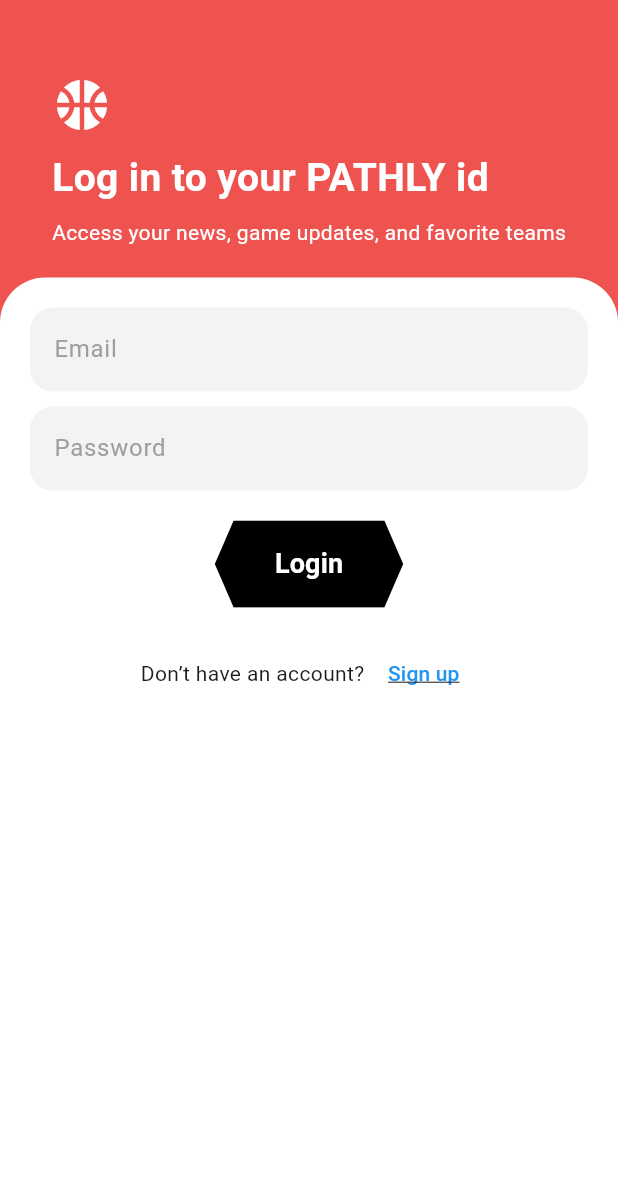
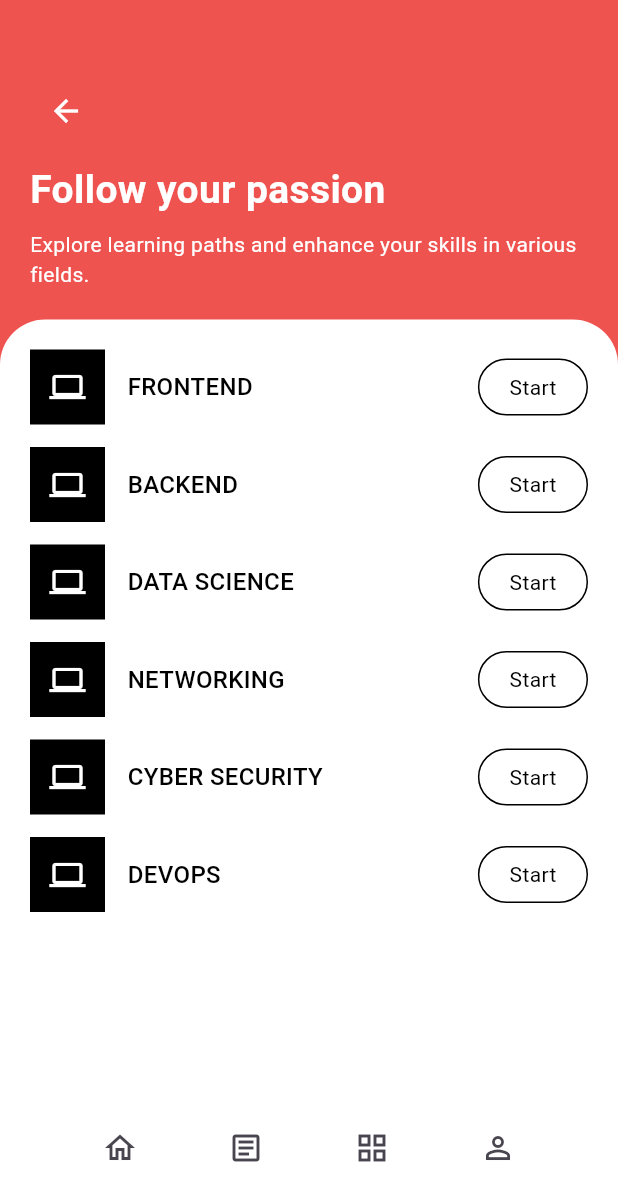
Before and after one commit to TA-rathnayaka/pathly, a Flutter app: the LoginScreen screen opened by its route, after a tap on "Login", on a phone screen of 412 x 824 dp. Shown: the top 1201 px of the screen. Run offline on Flutter 3.47's test engine with Material 3 defaults, Android fonts, the phone set to English and light mode, and no system bars.

Commit message:
first commit

```diff
--- a/lib/main.dart
+++ b/lib/main.dart
@@ -1,7 +1,9 @@
 import 'package:flutter/material.dart';
+import 'package:pathly/screens/frontend_rodamap_page.dart';
 import 'package:pathly/screens/login_screen.dart';
 import 'package:pathly/screens/signup_screen.dart';
 import 'package:pathly/screens/startup_screen.dart';
+import 'package:pathly/screens/tech_paths_screen.dart';
 
 void main() {
   runApp(PathlyApp());
@@ -16,6 +18,8 @@ class PathlyApp extends StatelessWidget {
         StartupScreen.id: (context) => StartupScreen(),
         LoginScreen.id: (context) => LoginScreen(),
         SignUpScreen.id: (context) => SignUpScreen(),
+        TechPathsScreen.id: (context) => TechPathsScreen(),
+        FrontendRoadmapPage.id: (context) => FrontendRoadmapPage(),
       },
     );
   }
--- a/lib/screens/login_screen.dart
+++ b/lib/screens/login_screen.dart
@@ -1,7 +1,7 @@
 import 'package:flutter/material.dart';
+import 'package:pathly/components/hexagon_button.dart';
 import 'package:pathly/constants/constants.dart';
-import 'package:pathly/components/hexagon_button.dart';
-
+import 'package:pathly/screens/tech_paths_screen.dart';
 
 class LoginScreen extends StatelessWidget {
   static final String id = '/login_screen';
@@ -17,7 +17,8 @@ class LoginScreen extends StatelessWidget {
             child: Column(
               crossAxisAlignment: CrossAxisAlignment.start,
               children: [
-                Icon(Icons.sports_basketball, color: Colors.white, size: 40), // Logo/Icon
+                Icon(Icons.sports_basketball,
+                    color: Colors.white, size: 40), // Logo/Icon
                 SizedBox(height: 10),
                 Text(
                   'Log in to your PATHLY id',
@@ -53,15 +54,24 @@ class LoginScreen extends StatelessWidget {
                 child: Column(
                   children: [
                     TextField(
-                      decoration: kTextFieldDecoration.copyWith(hintText: "Email"),
+                      decoration:
+                          kTextFieldDecoration.copyWith(hintText: "Email"),
                     ),
                     SizedBox(height: 10),
                     TextField(
-                      decoration: kTextFieldDecoration.copyWith(hintText: "Password"),
+                      decoration:
+                          kTextFieldDecoration.copyWith(hintText: "Password"),
                       obscureText: true,
                     ),
                     SizedBox(height: 20),
-                    HexagonButton(onPressed: (){}, text: "Login", buttonColor: kTerTertiary, textStyle: kTertiaryButtonTextStyle,),
+                    HexagonButton(
+                      onPressed: () {
+                        Navigator.pushNamed(context, TechPathsScreen.id);
+                      },
+                      text: "Login",
+                      buttonColor: kTerTertiary,
+                      textStyle: kTertiaryButtonTextStyle,
+                    ),
                     SizedBox(height: 20),
                     Row(
                       mainAxisAlignment: MainAxisAlignment.center,
--- /dev/null
+++ b/lib/screens/tech_paths_screen.dart
@@ -0,0 +1,169 @@
+import 'package:flutter/material.dart';
+import 'package:pathly/screens/frontend_rodamap_page.dart';
+
+class TechPathsScreen extends StatelessWidget {
+  static final String id = '/tech_paths_screen';
+
+  final List<Map<String, dynamic>> techPaths = [
+    {'title': 'FRONTEND', 'route': FrontendRoadmapPage.id},
+    {
+      'title': 'BACKEND',
+      'route': '/backend_roadmap_page'
+    }, // Placeholder, add actual pages later
+    {'title': 'DATA SCIENCE', 'route': '/data_science_roadmap_page'},
+    {'title': 'NETWORKING', 'route': '/networking_roadmap_page'},
+    {'title': 'CYBER SECURITY', 'route': '/cyber_security_roadmap_page'},
+    {'title': 'DEVOPS', 'route': '/devops_roadmap_page'},
+  ];
+
+  @override
+  Widget build(BuildContext context) {
+    return Scaffold(
+      backgroundColor: Colors.red[400],
+      body: Column(
+        children: [
+          // Header section
+          Container(
+            padding: EdgeInsets.only(top: 50, left: 20, right: 20, bottom: 20),
+            child: Column(
+              crossAxisAlignment: CrossAxisAlignment.start,
+              children: [
+                IconButton(
+                  icon: Icon(Icons.arrow_back, color: Colors.white),
+                  onPressed: () => Navigator.pop(context),
+                ),
+                SizedBox(height: 10),
+                Text(
+                  'Follow your passion',
+                  style: TextStyle(
+                    fontSize: 26,
+                    color: Colors.white,
+                    fontWeight: FontWeight.bold,
+                  ),
+                ),
+                SizedBox(height: 8),
+                Text(
+                  'Explore learning paths and enhance your skills in various fields.',
+                  style: TextStyle(
+                    fontSize: 14,
+                    color: Colors.white,
+                  ),
+                ),
+              ],
+            ),
+          ),
+          // Tech paths list section
+          Expanded(
+            child: Container(
+              padding: EdgeInsets.all(20),
+              decoration: BoxDecoration(
+                color: Colors.white,
+                borderRadius: BorderRadius.only(
+                  topLeft: Radius.circular(30),
+                  topRight: Radius.circular(30),
+                ),
+              ),
+              child: Column(
+                children: [
+                  Expanded(
+                    child: ListView.builder(
+                      itemCount: techPaths.length,
+                      itemBuilder: (context, index) {
+                        final path = techPaths[index];
+                        return Container(
+                          margin: EdgeInsets.only(bottom: 15),
+                          child: Row(
+                            children: [
+                              // Black square placeholder
+                              Container(
+                                width: 50,
+                                height: 50,
+                                color: Colors.black,
+                                child: Icon(
+                                  Icons.computer, // Icon representing tech path
+                                  color: Colors.white,
+                                ),
+                              ),
+                              SizedBox(width: 15),
+                              // Tech path name
+                              Expanded(
+                                child: Text(
+                                  path['title'],
+                                  style: TextStyle(
+                                    fontSize: 16,
+                                    fontWeight: FontWeight.w500,
+                                    color: Colors.black,
+                                  ),
+                                ),
+                              ),
+                              // Start button
+                              GestureDetector(
+                                onTap: () {
+                                  Navigator.pushNamed(context, path['route']);
+                                },
+                                child: Container(
+                                  padding: EdgeInsets.symmetric(
+                                    horizontal: 20,
+                                    vertical: 8,
+                                  ),
+                                  decoration: BoxDecoration(
+                                    border: Border.all(color: Colors.black),
+                                    borderRadius: BorderRadius.circular(20),
+                                  ),
+                                  child: Text(
+                                    'Start',
+                                    style: TextStyle(
+                                      color: Colors.black,
+                                      fontSize: 14,
+                                    ),
+                                  ),
+                                ),
+                              ),
+                            ],
+                          ),
+                        );
+                      },
+                    ),
+                  ),
+                  // Bottom navigation
+                  Container(
+                    padding: EdgeInsets.symmetric(vertical: 15),
+                    child: Row(
+                      mainAxisAlignment: MainAxisAlignment.spaceEvenly,
+                      children: [
+                        IconButton(
+                          icon: Icon(Icons.home_outlined),
+                          onPressed: () {
+                            // Navigate to Home
+                          },
+                        ),
+                        IconButton(
+                          icon: Icon(Icons.article_outlined),
+                          onPressed: () {
+                            // Navigate to Articles
+                          },
+                        ),
+                        IconButton(
+                          icon: Icon(Icons.grid_view),
+                          onPressed: () {
+                            // Navigate to Courses/Resources
+                          },
+                        ),
+                        IconButton(
+                          icon: Icon(Icons.person_outline),
+                          onPressed: () {
+                            // Navigate to Profile
+                          },
+                        ),
+                      ],
+                    ),
+                  ),
+                ],
+              ),
+            ),
+          ),
+        ],
+      ),
+    );
+  }
+}
```
Also changed, not shown: lib/screens/frontend_rodamap_page.dart (added, +130 -0 lines), lib/models/achievement.dart (added), lib/models/resource.dart (added), lib/models/roadmap.dart (added), lib/models/roadmap_progress.dart (added), lib/models/roadmap_step.dart (added), lib/models/user.dart (added), pubspec.lock.
